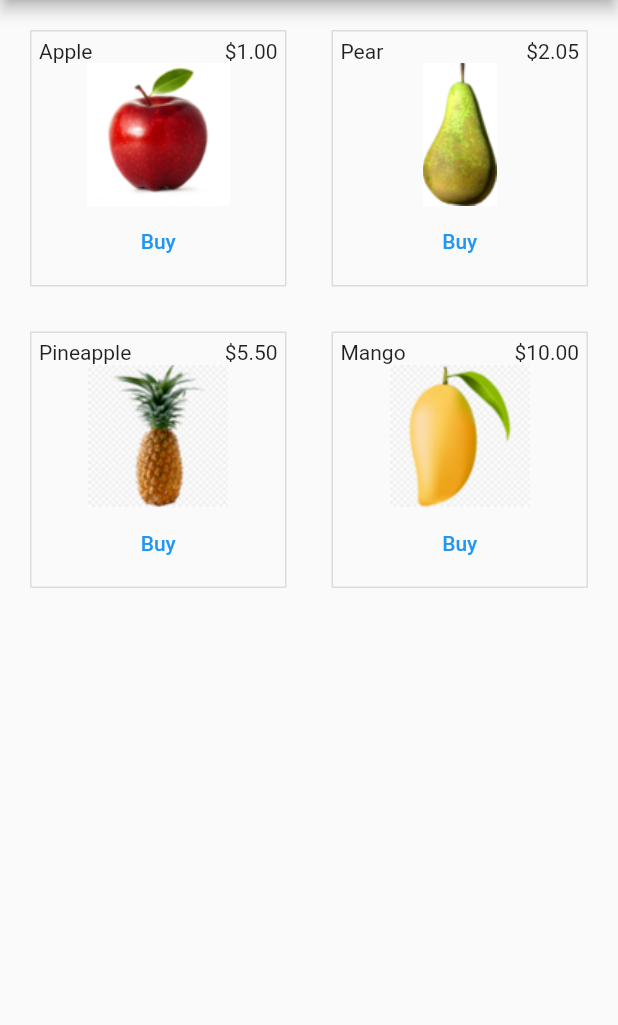
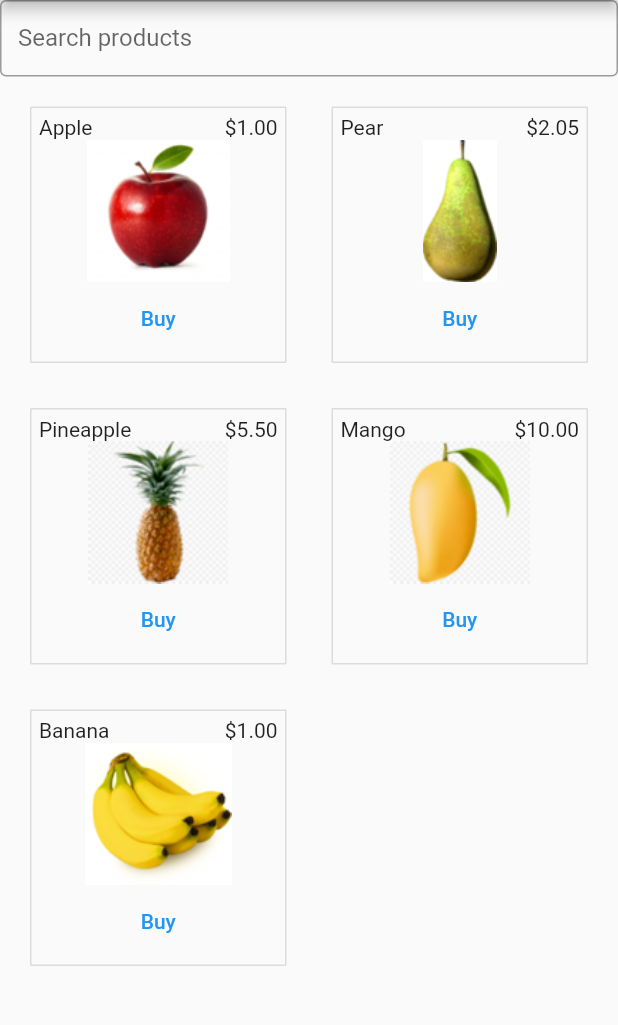
Before and after one commit to pedromoraes/frwk-store, a Flutter app: the screen it shows after launch, on a phone screen of 412 x 824 dp, the part 84-1109 px from its top. Run offline on Flutter 3.47's test engine with Material 2 defaults, Android fonts, the phone set to English and light mode, and no system bars; our stand-ins replace pdf, printing.

Commit message:
added banana; text field; some refactoring

```diff
--- a/lib/main.dart
+++ b/lib/main.dart
@@ -39,6 +39,8 @@ class StoreDisplay extends StatefulWidget {
 }
 
 class _StoreDisplayState extends State<StoreDisplay> {
+  var _dataset = products;
+
   void _add(product) {
     setState(() {
       data.cart.add(product);
@@ -46,8 +48,20 @@ class _StoreDisplayState extends State<StoreDisplay> {
   }
 
   void _buy() {
+    Navigator.pushNamed(context, data.login ? '/checkout' : '/login')
+        .then((_) => setState(() {
+              data.cart.clear();
+            }));
+  }
+
+  void _refineSearch(String query) {
     setState(() {
-      Navigator.pushNamed(context, data.login ? '/checkout' : '/login');
+      _dataset = query.isEmpty
+          ? products
+          : products
+              .where(
+                  (p) => p['name'].toLowerCase().contains(query.toLowerCase()))
+              .toList();
     });
   }
 
@@ -66,14 +80,24 @@ class _StoreDisplayState extends State<StoreDisplay> {
         title: Text(widget.title),
       ),
       floatingActionButton: data.cart.length > 0 ? _checkoutButton() : null,
-      body: GridView.builder(
+      body: Center(
+          child: Column(children: [
+        TextField(
+            decoration: InputDecoration(
+              border: OutlineInputBorder(),
+              labelText: 'Search products',
+              isDense: true,
+            ),
+            onChanged: (e) => _refineSearch(e)),
+        Expanded(
+            child: GridView.builder(
                 gridDelegate: SliverGridDelegateWithMaxCrossAxisExtent(
                   maxCrossAxisExtent: 200.0,
                   crossAxisSpacing: 30.0,
                   mainAxisSpacing: 30.0,
                 ),
                 padding: EdgeInsets.all(20.0),
-          itemCount: products.length,
+                itemCount: _dataset.length,
                 itemBuilder: (BuildContext ctx, index) {
                   return Container(
                       padding: EdgeInsets.all(5.0),
@@ -84,19 +108,21 @@ class _StoreDisplayState extends State<StoreDisplay> {
                         Row(
                             mainAxisAlignment: MainAxisAlignment.spaceBetween,
                             children: [
-                        Text(products[index]["name"]),
-                        Text(currencyFormatter.format(products[index]["price"]))
+                              Text(_dataset[index]["name"]),
+                              Text(currencyFormatter
+                                  .format(products[index]["price"]))
                             ]),
                         Expanded(
                             child: Image(
-                    image: AssetImage(products[index]["img"]),
+                          image: AssetImage(_dataset[index]["img"]),
                           fit: BoxFit.fitHeight,
                         )),
                         TextButton(
-                      onPressed: () => {_add(products[index])},
+                            onPressed: () => {_add(_dataset[index])},
                             child: Text('Buy'))
                       ]));
-          }),
+                }))
+      ])),
     );
   }
 }
--- a/lib/pages/login.dart
+++ b/lib/pages/login.dart
@@ -1,6 +1,6 @@
 import 'package:flutter/material.dart';
 
-loginPage(BuildContext context, data) {
+Widget loginPage(BuildContext context, data) {
   return Scaffold(
     appBar: AppBar(
       title: const Text('Login'),
--- a/lib/products.dart
+++ b/lib/products.dart
@@ -8,4 +8,5 @@ final List<Map> products = [
     "price": 5.50
   },
   {"id": 3, "name": "Mango", "img": "graphics/mango.png", "price": 10.0},
+  {"id": 4, "name": "Banana", "img": "graphics/banana.png", "price": 1.0},
 ];
```
Also changed, not shown: lib/pages/checkout.dart (+19 -26 lines), graphics/banana.png (added), 1 other file. Lines whose indentation alone changed are shown as unchanged.
